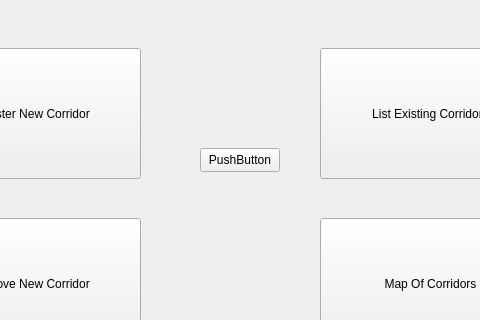
Before: the Qt Designer form mainmenu.ui in RobynHaydenOrr/DroneCorridorProject, drawn with Qt 5; both pictures show x 180 to 660 and y 122 to 442 of the 821 by 613 pixel window.
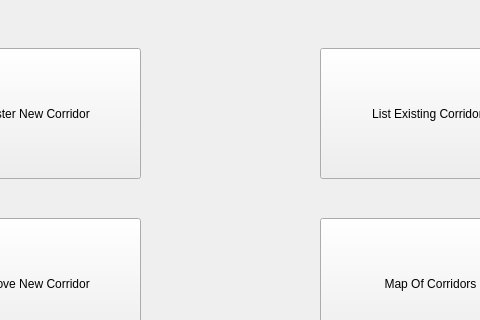
After: the same form once the commit is applied.

Commit message: Added AdminLogin UI Page

```diff
--- a/mainmenu.ui
+++ b/mainmenu.ui
@@ -82,19 +82,6 @@
      <string>&lt;html&gt;&lt;head/&gt;&lt;body&gt;&lt;p align=&quot;center&quot;&gt;&lt;span style=&quot; font-size:20pt;&quot;&gt;Drone Corridor Manager&lt;/span&gt;&lt;/p&gt;&lt;/body&gt;&lt;/html&gt;</string>
     </property>
    </widget>
-   <widget class="QPushButton" name="pushButton">
-    <property name="geometry">
-     <rect>
-      <x>380</x>
-      <y>270</y>
-      <width>80</width>
-      <height>24</height>
-     </rect>
-    </property>
-    <property name="text">
-     <string>PushButton</string>
-    </property>
-   </widget>
   </widget>
   <widget class="QMenuBar" name="menubar">
    <property name="geometry">
```
Left out of the diff: 2 changed lines with no effect on the pictures. The commit also changes 7 other files.
